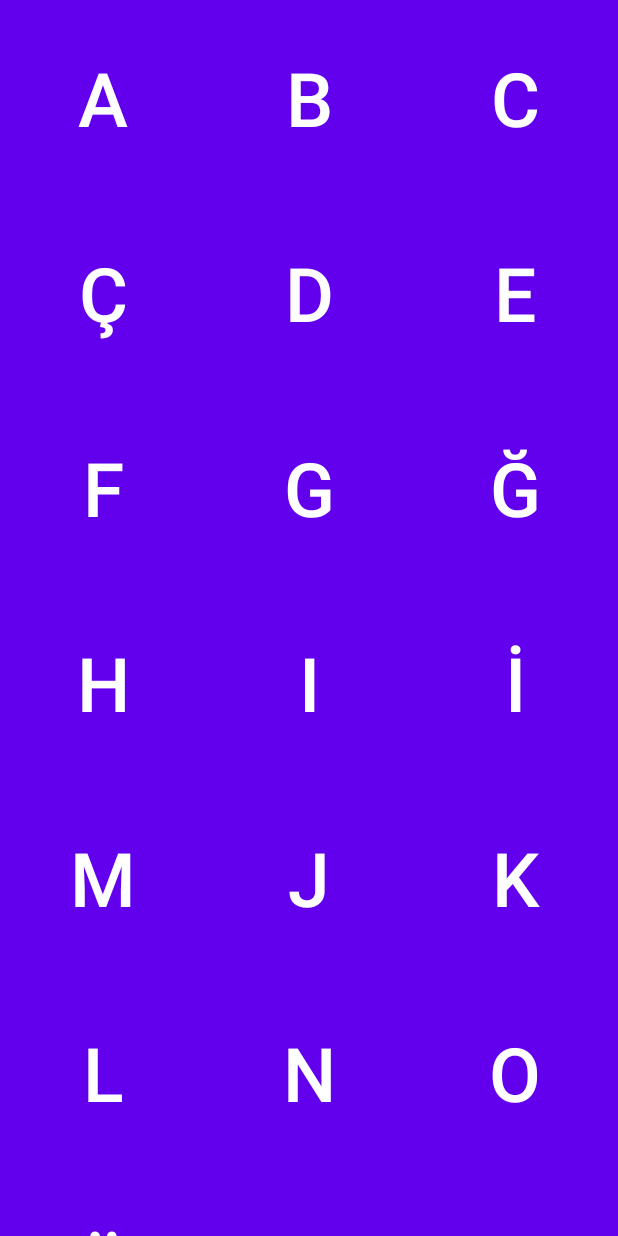
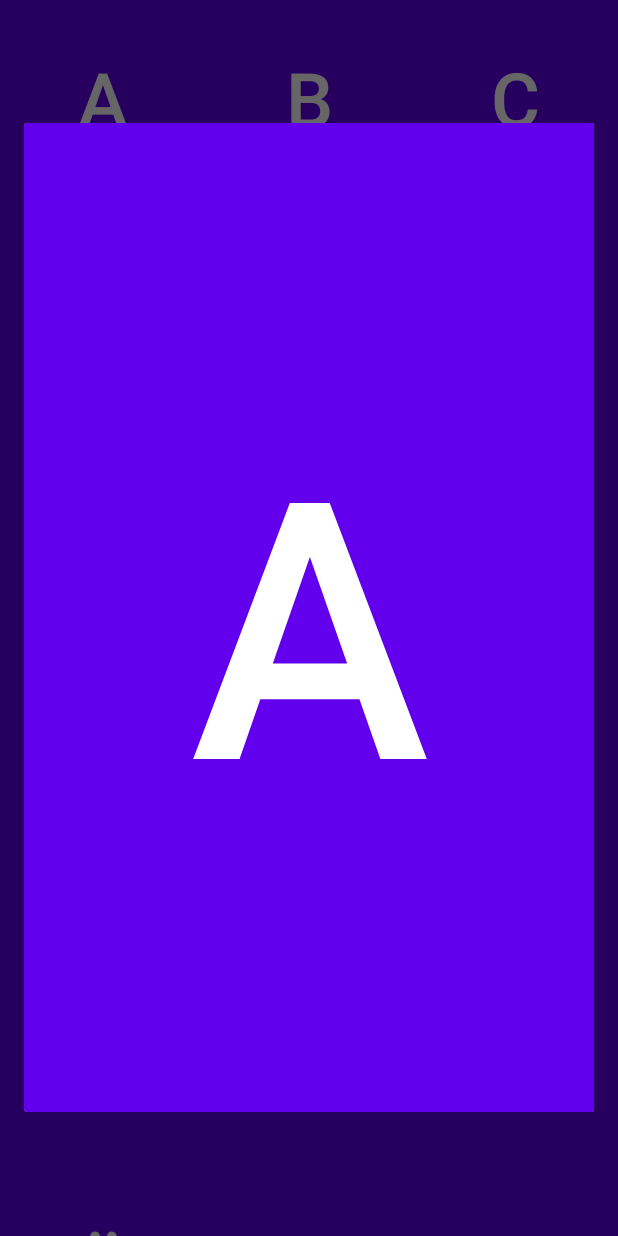
Before and after one commit to barlikburak/CocukEgitimi, an Android app: the AlfabeActivity screen opened directly, with no data from a screen before it, after a tap on an icon or button, on a phone screen of 412 x 824 dp. Run offline under Robolectric (Android 15) with nearby library versions, the phone set to English and light mode, and no system bars.

Commit message:
animasyon eklendi

```diff
--- a/CocukEgitimi/app/src/main/AndroidManifest.xml
+++ b/CocukEgitimi/app/src/main/AndroidManifest.xml
@@ -9,7 +9,8 @@
         android:roundIcon="@mipmap/ic_launcher_round"
         android:supportsRtl="true"
         android:theme="@style/Theme.CocukEgitimi">
-        <activity android:name=".SekilActivity"></activity>
+        <activity android:name=".ToastLayoutActivity"></activity>
+        <activity android:name=".SekilActivity" />
         <activity android:name=".SayiActivity" />
         <activity android:name=".RenkActivity" />
         <activity android:name=".MeyvesebzeActivity" />
--- a/CocukEgitimi/app/src/main/java/com/umay/cocukegitimi/AlfabeActivity.java
+++ b/CocukEgitimi/app/src/main/java/com/umay/cocukegitimi/AlfabeActivity.java
@@ -2,13 +2,19 @@ package com.umay.cocukegitimi;
 
 import androidx.appcompat.app.AppCompatActivity;
 
+import android.graphics.Point;
 import android.media.MediaPlayer;
+import android.os.Build;
 import android.os.Bundle;
+import android.view.Display;
 import android.view.View;
 import android.widget.Button;
 
 public class AlfabeActivity extends AppCompatActivity implements View.OnClickListener {
 
+    private int width;
+    private int height;
+    private Button btn;
     private MediaPlayer mediaPlayer;
     private boolean control;
 
@@ -17,6 +23,11 @@ public class AlfabeActivity extends AppCompatActivity implements View.OnClickLis
         super.onCreate(savedInstanceState);
         setContentView(R.layout.activity_alfabe);
 
+        Display display = getWindowManager().getDefaultDisplay();
+        Point size = new Point();
+        display.getSize(size);
+        width = size.x;
+        height = size.y;
         control = true;
         setButtonAll();
     }
@@ -25,6 +36,7 @@ public class AlfabeActivity extends AppCompatActivity implements View.OnClickLis
     public void onClick(View view) {
         if(control) {
             control = false;
+            btn = new Button(getApplicationContext());
             if(mediaPlayer!=null) {
                 mediaPlayer.release();
             }
@@ -117,11 +129,23 @@ public class AlfabeActivity extends AppCompatActivity implements View.OnClickLis
                     mediaPlayer = MediaPlayer.create(this,R.raw.z);
                     break;
             }
+
+            btn.setText(((Button)view).getText().toString());
+            if (Build.VERSION.SDK_INT >= Build.VERSION_CODES.JELLY_BEAN) {
+                btn.setBackground(((Button)findViewById(view.getId())).getBackground());
+            }
+            btn.setTextSize(240);
+            btn.setWidth(width);
+            btn.setHeight(height-height/5);
+            btn.setTextColor(getResources().getColor(R.color.white));
+            final ToastButtonActivity toastButtonActivity = new ToastButtonActivity(btn);
+            toastButtonActivity.show(getSupportFragmentManager(),"ToastButtonActivity");
             mediaPlayer.start();
             mediaPlayer.setOnCompletionListener(new MediaPlayer.OnCompletionListener() {
                 @Override
                 public void onCompletion(MediaPlayer mediaPlayer) {
                     control = true;
+                    toastButtonActivity.dismiss();
                 }
             });
         }
--- /dev/null
+++ b/CocukEgitimi/app/src/main/java/com/umay/cocukegitimi/ToastButtonActivity.java
@@ -0,0 +1,26 @@
+package com.umay.cocukegitimi;
+
+import android.app.AlertDialog;
+import android.app.Dialog;
+import android.os.Bundle;
+import android.view.View;
+import androidx.appcompat.app.AppCompatDialogFragment;
+
+public class ToastButtonActivity extends AppCompatDialogFragment {
+
+    private View view;
+
+    public ToastButtonActivity(View view) {
+        this.view = view;
+    }
+
+    @Override
+    public Dialog onCreateDialog(Bundle savedInstanceState) {
+        AlertDialog.Builder builder = new AlertDialog.Builder(getActivity());
+
+        builder.setView(view);
+
+        return builder.create();
+    }
+
+}
```
Also changed, not shown: CocukEgitimi/app/src/main/java/com/umay/cocukegitimi/AracActivity.java (+35 -0 lines), CocukEgitimi/app/src/main/java/com/umay/cocukegitimi/MeslekActivity.java (+45 -0 lines), CocukEgitimi/app/src/main/java/com/umay/cocukegitimi/ToastLayoutActivity.java (added, +80 -0 lines), CocukEgitimi/app/src/main/res/layout/activity_toast.xml (added, +26 -0 lines).
